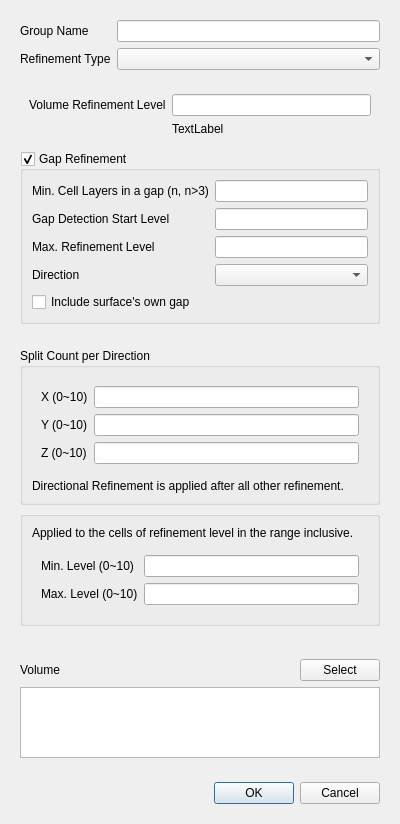
nextfoam/baram, file baramMesh/view/castellation/volume_refinement_dialog.ui: the form before one commit.
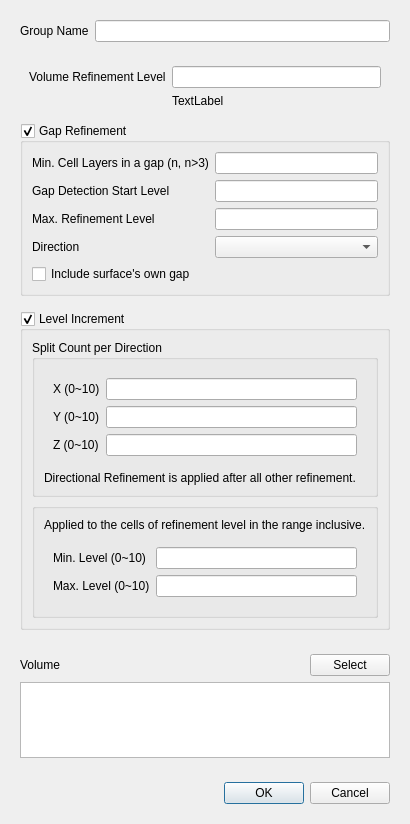
The form after the commit. Custom widgets are drawn as their Qt base class.

Commit message: Issue baram#622 Level Increment 설정을 optional로 변경

What changed in the file:
```diff
--- a/baramMesh/view/castellation/volume_refinement_dialog.ui
+++ b/baramMesh/view/castellation/volume_refinement_dialog.ui
@@ -45,16 +45,6 @@
          <item row="0" column="1">
           <widget class="QLineEdit" name="groupName"/>
          </item>
-         <item row="1" column="0">
-          <widget class="QLabel" name="label_8">
-           <property name="text">
-            <string>Refinement Type</string>
-           </property>
-          </widget>
-         </item>
-         <item row="1" column="1">
-          <widget class="PythonComboBox" name="refinementType"/>
-         </item>
         </layout>
        </widget>
       </item>
@@ -153,14 +143,14 @@
        </widget>
       </item>
       <item>
-       <widget class="QWidget" name="directional" native="true">
-        <layout class="QVBoxLayout" name="verticalLayout_4">
-         <property name="leftMargin">
-          <number>0</number>
-         </property>
-         <property name="rightMargin">
-          <number>0</number>
-         </property>
+       <widget class="QGroupBox" name="levelIncrement">
+        <property name="title">
+         <string>Level Increment</string>
+        </property>
+        <property name="checkable">
+         <bool>true</bool>
+        </property>
+        <layout class="QVBoxLayout" name="verticalLayout_8">
          <item>
           <widget class="QGroupBox" name="groupBox">
            <property name="title">
```
The commit also changes 6 other files.
